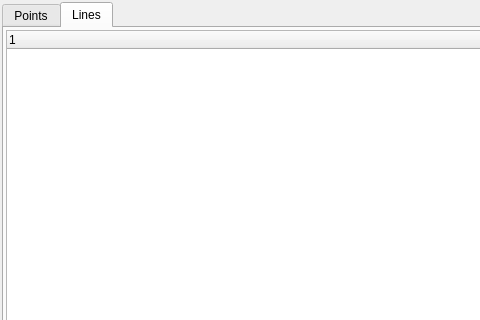
Above: utils/distortioncorrector/calibrationFeaturesWidget.ui from NickPenkrat/corecvs before the change; both pictures show x 0 to 480 and y 0 to 320 of the 1153 by 689 pixel window. Below: the same form after it.
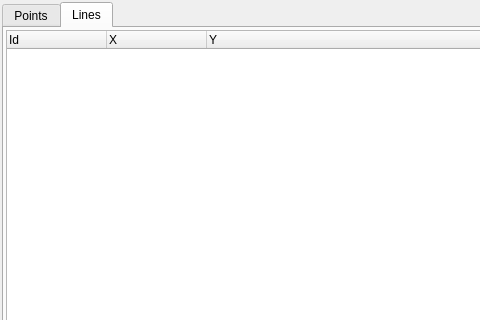
That is the form after the change.

```diff
--- a/utils/distortioncorrector/calibrationFeaturesWidget.ui
+++ b/utils/distortioncorrector/calibrationFeaturesWidget.ui
@@ -213,7 +213,17 @@
         <widget class="QTreeWidget" name="treeWidget">
          <column>
           <property name="text">
-           <string notr="true">1</string>
+           <string notr="true">Id</string>
+          </property>
+         </column>
+         <column>
+          <property name="text">
+           <string>X</string>
+          </property>
+         </column>
+         <column>
+          <property name="text">
+           <string>Y</string>
           </property>
          </column>
         </widget>
```
